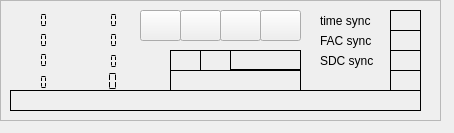
Old version of the form decoders/drm-decoder/drmdecoder.ui in the repository JvanKatwijk/swradio-8.
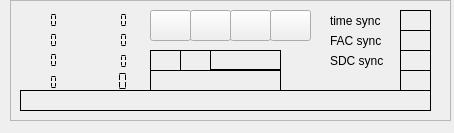
New version of the form.

What changed in the file:
```diff
--- a/decoders/drm-decoder/drmdecoder.ui
+++ b/decoders/drm-decoder/drmdecoder.ui
@@ -16,7 +16,7 @@
   <widget class="QFrame" name="frame">
    <property name="geometry">
     <rect>
-     <x>0</x>
+     <x>10</x>
      <y>0</y>
      <width>441</width>
      <height>121</height>
@@ -133,7 +133,7 @@
    <widget class="QLabel" name="modeIndicator">
     <property name="geometry">
      <rect>
-      <x>200</x>
+      <x>170</x>
       <y>50</y>
       <width>31</width>
       <height>21</height>
@@ -181,7 +181,7 @@
    <widget class="QLabel" name="stationLabel">
     <property name="geometry">
      <rect>
-      <x>170</x>
+      <x>140</x>
       <y>70</y>
       <width>131</width>
       <height>21</height>
@@ -200,7 +200,7 @@
    <widget class="QLabel" name="audioModelabel">
     <property name="geometry">
      <rect>
-      <x>230</x>
+      <x>200</x>
       <y>50</y>
       <width>71</width>
       <height>20</height>
@@ -241,7 +241,7 @@
    <widget class="QLabel" name="spectrumIndicator">
     <property name="geometry">
      <rect>
-      <x>170</x>
+      <x>140</x>
       <y>50</y>
       <width>31</width>
       <height>21</height>
@@ -445,6 +445,19 @@
      <enum>QLCDNumber::Flat</enum>
     </property>
    </widget>
+   <widget class="QLabel" name="aacDataLabel">
+    <property name="geometry">
+     <rect>
+      <x>280</x>
+      <y>70</y>
+      <width>91</width>
+      <height>16</height>
+     </rect>
+    </property>
+    <property name="text">
+     <string/>
+    </property>
+   </widget>
   </widget>
  </widget>
  <resources/>
```
